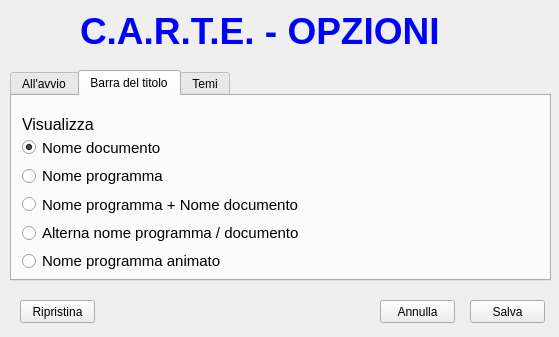
Above: ClientModule/settings.ui from giovannic96/Real-time-collaborative-text-editor before the change. Below: the same form after it.
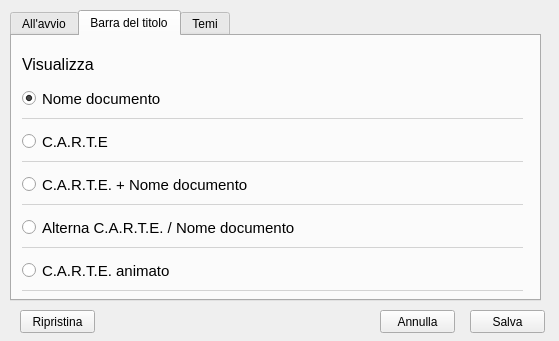
That is the form after the change. The open tabs and pages were chosen to show the change. Icons and pictures are not drawn.

Commit message: New Settings Design

What changed in the file:
```diff
--- a/ClientModule/settings.ui
+++ b/ClientModule/settings.ui
@@ -7,7 +7,7 @@
     <x>0</x>
     <y>0</y>
     <width>559</width>
-    <height>337</height>
+    <height>341</height>
    </rect>
   </property>
   <property name="windowTitle">
@@ -17,7 +17,7 @@
    <property name="geometry">
     <rect>
      <x>470</x>
-     <y>300</y>
+     <y>310</y>
      <width>75</width>
      <height>23</height>
     </rect>
@@ -30,9 +30,9 @@
    <property name="geometry">
     <rect>
      <x>10</x>
-     <y>70</y>
-     <width>541</width>
-     <height>211</height>
+     <y>10</y>
+     <width>531</width>
+     <height>291</height>
     </rect>
    </property>
    <property name="currentIndex">
@@ -241,18 +241,30 @@
       <rect>
        <x>10</x>
        <y>40</y>
-       <width>285</width>
-       <height>136</height>
+       <width>501</width>
+       <height>222</height>
       </rect>
      </property>
      <layout class="QVBoxLayout" name="verticalLayout_2">
+      <property name="spacing">
+       <number>0</number>
+      </property>
       <item>
        <widget class="QRadioButton" name="titleRadio1">
+        <property name="minimumSize">
+         <size>
+          <width>0</width>
+          <height>40</height>
+         </size>
+        </property>
         <property name="font">
          <font>
           <pointsize>11</pointsize>
          </font>
         </property>
+        <property name="styleSheet">
+         <string notr="true">border-bottom:1px solid lightgrey;</string>
+        </property>
         <property name="text">
          <string>Nome documento</string>
         </property>
@@ -263,13 +275,22 @@
       </item>
       <item>
        <widget class="QRadioButton" name="titleRadio2">
+        <property name="minimumSize">
+         <size>
+          <width>0</width>
+          <height>40</height>
+         </size>
+        </property>
         <property name="font">
          <font>
           <pointsize>11</pointsize>
          </font>
         </property>
+        <property name="styleSheet">
+         <string notr="true">border-bottom:1px solid lightgrey;</string>
+        </property>
         <property name="text">
-         <string>Nome programma</string>
+         <string>C.A.R.T.E</string>
         </property>
         <property name="checked">
          <bool>false</bool>
@@ -278,42 +299,149 @@
       </item>
       <item>
        <widget class="QRadioButton" name="titleRadio3">
+        <property name="minimumSize">
+         <size>
+          <width>0</width>
+          <height>40</height>
+         </size>
+        </property>
         <property name="font">
          <font>
           <pointsize>11</pointsize>
          </font>
         </property>
+        <property name="styleSheet">
+         <string notr="true">border-bottom:1px solid lightgrey;</string>
+        </property>
         <property name="text">
-         <string>Nome programma + Nome documento</string>
+         <string>C.A.R.T.E. + Nome documento</string>
         </property>
        </widget>
       </item>
       <item>
        <widget class="QRadioButton" name="titleRadio4">
+        <property name="minimumSize">
+         <size>
+          <width>0</width>
+          <height>40</height>
+         </size>
+        </property>
         <property name="font">
          <font>
           <pointsize>11</pointsize>
          </font>
         </property>
+        <property name="styleSheet">
+         <string notr="true">border-bottom:1px solid lightgrey;</string>
+        </property>
         <property name="text">
-         <string>Alterna nome programma / documento</string>
+         <string>Alterna C.A.R.T.E. / Nome documento</string>
         </property>
        </widget>
       </item>
       <item>
        <widget class="QRadioButton" name="titleRadio5">
+        <property name="minimumSize">
+         <size>
+          <width>0</width>
+          <height>40</height>
+         </size>
+        </property>
         <property name="font">
          <font>
           <pointsize>11</pointsize>
          </font>
         </property>
+        <property name="styleSheet">
+         <string notr="true">border-bottom:1px solid lightgrey;</string>
+        </property>
         <property name="text">
-         <string>Nome programma animato</string>
+         <string>C.A.R.T.E. animato</string>
         </property>
        </widget>
       </item>
      </layout>
     </widget>
+    <widget class="QLabel" name="PreviewBar">
+     <property name="geometry">
+      <rect>
+       <x>303</x>
+       <y>47</y>
+       <width>200</width>
+       <height>30</height>
+      </rect>
+     </property>
+     <property name="styleSheet">
+      <string notr="true">background:url(:/image/Settings/nomeDoc.png);</string>
+     </property>
+     <property name="text">
+      <string/>
+     </property>
+    </widget>
+    <widget class="QLabel" name="PreviewBar_2">
+     <property name="geometry">
+      <rect>
+       <x>303</x>
+       <y>90</y>
+       <width>200</width>
+       <height>30</height>
+      </rect>
+     </property>
+     <property name="styleSheet">
+      <string notr="true">background:url(:/image/Settings/carte.png);</string>
+     </property>
+     <property name="text">
+      <string/>
+     </property>
+    </widget>
+    <widget class="QLabel" name="PreviewBar_3">
+     <property name="geometry">
+      <rect>
+       <x>303</x>
+       <y>133</y>
+       <width>200</width>
+       <height>30</height>
+      </rect>
+     </property>
+     <property name="styleSheet">
+      <string notr="true">background:url(:/image/Settings/carteNomeDoc.png);</string>
+     </property>
+     <property name="text">
+      <string/>
+     </property>
+    </widget>
+    <widget class="QLabel" name="PreviewBar_4">
+     <property name="geometry">
+      <rect>
+       <x>303</x>
+       <y>176</y>
+       <width>200</width>
+       <height>30</height>
+      </rect>
+     </property>
+     <property name="styleSheet">
+      <string notr="true">background:url(:/image/Settings/carte.png);</string>
+     </property>
+     <property name="text">
+      <string/>
+     </property>
+    </widget>
+    <widget class="QLabel" name="PreviewBar_5">
+     <property name="geometry">
+      <rect>
+       <x>303</x>
+       <y>219</y>
+       <width>200</width>
+       <height>30</height>
+      </rect>
+     </property>
+     <property name="styleSheet">
+      <string notr="true">background:url(:/image/Settings/carte.png);</string>
+     </property>
+     <property name="text">
+      <string/>
+     </property>
+    </widget>
    </widget>
    <widget class="QWidget" name="tab_3">
     <attribute name="title">
@@ -491,7 +619,7 @@
    <property name="geometry">
     <rect>
      <x>380</x>
-     <y>300</y>
+     <y>310</y>
      <width>75</width>
      <height>23</height>
     </rect>
@@ -504,7 +632,7 @@
    <property name="geometry">
     <rect>
      <x>20</x>
-     <y>300</y>
+     <y>310</y>
      <width>75</width>
      <height>23</height>
     </rect>
@@ -513,29 +641,6 @@
     <string>Ripristina</string>
    </property>
   </widget>
-  <widget class="QLabel" name="label_7">
-   <property name="geometry">
-    <rect>
-     <x>80</x>
-     <y>10</y>
-     <width>401</width>
-     <height>41</height>
-    </rect>
-   </property>
-   <property name="font">
-    <font>
-     <pointsize>28</pointsize>
-     <weight>75</weight>
-     <bold>true</bold>
-    </font>
-   </property>
-   <property name="styleSheet">
-    <string notr="true">#label_7 {color:#0000FF}</string>
-   </property>
-   <property name="text">
-    <string>C.A.R.T.E. - OPZIONI</string>
-   </property>
-  </widget>
  </widget>
  <resources/>
  <connections/>
```
Left out of the diff: 105 changed lines with no effect on the pictures. The commit also changes 6 other files.
